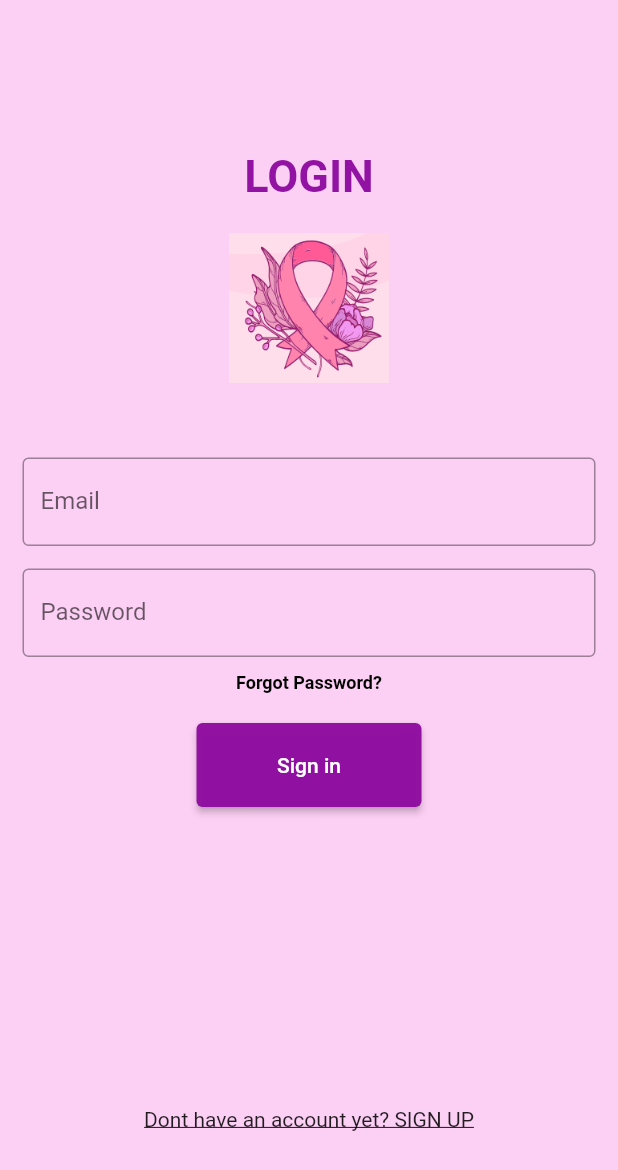
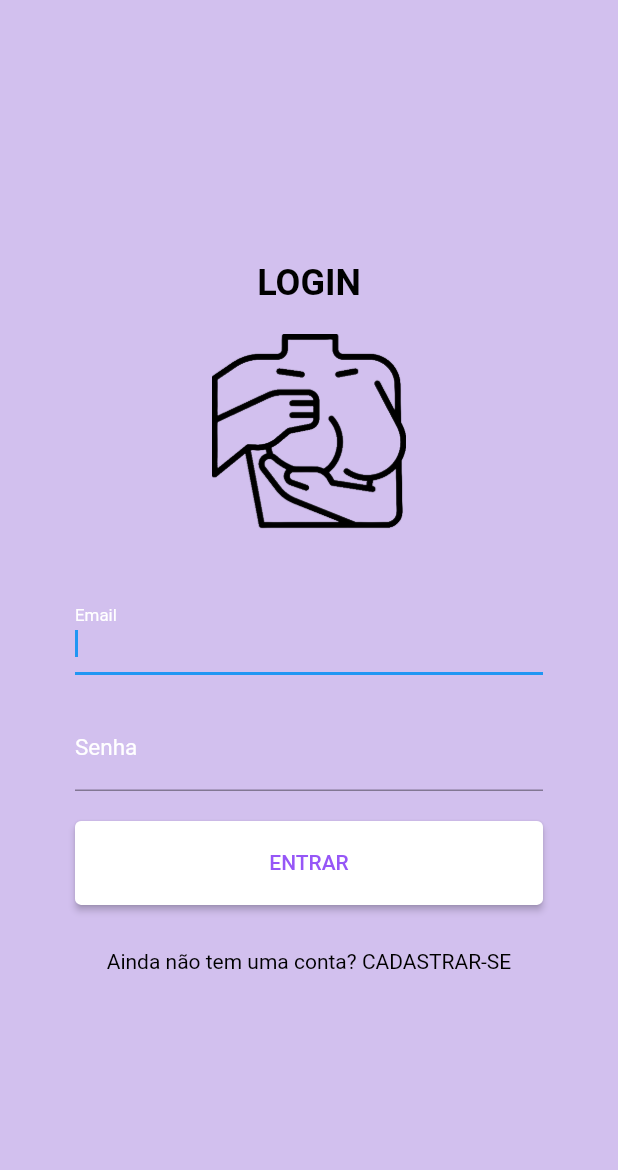
Before and after one commit to andressatlopes/FlutterProject, a Flutter app: the screen it shows after launch, on a phone screen of 412 x 824 dp. Shown: the top 1170 px of the screen. Run offline on Flutter 3.47's test engine with Material 2 defaults, Android fonts, the phone set to English and light mode, and no system bars.

```diff
--- a/lib/main.dart
+++ b/lib/main.dart
@@ -1,9 +1,8 @@
 import 'package:flutter/material.dart';
-import 'menuInicial.dart';
+import 'package:projeto/cadastro.dart';
+//import 'menuInicial.dart';
 
-void main() {
-  runApp(const MyApp());
-}
+void main() => runApp(const MyApp());
 
 class MyApp extends StatelessWidget {
   const MyApp({super.key});
@@ -29,82 +28,52 @@ class _LoginDemoState extends State<LoginDemo> {
   @override
   Widget build(BuildContext context) {
     return Scaffold(
-      backgroundColor: const Color.fromARGB(255, 252, 207, 244),
-      body: SingleChildScrollView(
+        backgroundColor: const Color.fromARGB(255, 210, 192, 238),
+        body: Padding(
+            padding: const EdgeInsets.all(50),
+            child: Center(
               child: Column(
+                  crossAxisAlignment: CrossAxisAlignment.stretch,
+                  mainAxisAlignment: MainAxisAlignment.center,
                   children: <Widget>[
-            const SizedBox(
-              height: 100,
-            ),
                     const Text(
                       'LOGIN',
                       style: TextStyle(
-                  color: Color.fromARGB(247, 143, 12, 160),
-                  fontSize: 30,
-                  fontWeight: FontWeight.bold),
+                        fontSize: 24,
+                        fontWeight: FontWeight.bold,
+                        color: Colors.black,
+                      ),
+                      textAlign: TextAlign.center,
                     ),
                     Padding(
                       padding: const EdgeInsets.only(top: 20.0),
                       child: Center(
                         child: SizedBox(
-                    width: 150,
-                    height: 100,
-                    child: Image.asset('images/simbolo.png')),
+                            width: 250,
+                            height: 130,
+                            child: Image.asset('images/imgLogin.png')),
                       ),
                     ),
-            const SizedBox(
-              height: 50,
-            ),
-            const Padding(
-              //padding: const EdgeInsets.only(left:15.0,right: 15.0,top:0,bottom: 0),
-              padding: EdgeInsets.symmetric(horizontal: 15),
-              child: TextField(
-                decoration: InputDecoration(
-                    border: OutlineInputBorder(),
-                    labelText: 'Email',
-                    hintText: 'Username, Email, PhoneNumber '),
-              ),
-            ),
-            const Padding(
-              padding:
-                  EdgeInsets.only(left: 15.0, right: 15.0, top: 15, bottom: 0),
-              //padding: EdgeInsets.symmetric(horizontal: 15),
-              child: TextField(
-                obscureText: true,
-                decoration: InputDecoration(
-                    border: OutlineInputBorder(),
-                    labelText: 'Password',
-                    hintText: 'Password'),
-              ),
+                    const SizedBox(height: 40),
+                    TextFormField(
+                      autofocus: true,
+                      keyboardType: TextInputType.text,
+                      style: const TextStyle(color: Colors.white, fontSize: 15),
+                      decoration: const InputDecoration(
+                          labelText: "Email",
+                          labelStyle: TextStyle(color: Colors.white)),
                     ),
                     const SizedBox(
-              height: 10,
+                      height: 20,
                     ),
-            // Row(
-            //   mainAxisAlignment: MainAxisAlignment.spaceBetween,
-            //   children: const [
-            //     // outro widget aqui, se houver
-            //     Expanded(
-            //       child: Align(
-            //         alignment: Alignment.centerLeft,
-            //         child: Text(
-            //           'Forgot Password?',
-            //           style: TextStyle(
-            //             color: Colors.black,
-            //             fontSize: 12,
-            //             fontWeight: FontWeight.bold,
-            //           ),
-            //         ),
-            //       ),
-            //     ),
-            //   ],
-            // ),
-            const Text(
-              'Forgot Password?',
-              style: TextStyle(
-                  color: Colors.black,
-                  fontSize: 12,
-                  fontWeight: FontWeight.bold),
+                    TextFormField(
+                      autofocus: true,
+                      obscureText: true,
+                      keyboardType: TextInputType.text,
+                      style: const TextStyle(color: Colors.white, fontSize: 15),
+                      decoration: const InputDecoration(
+                          labelText: "Senha",
+                          labelStyle: TextStyle(color: Colors.white)),
                     ),
                     const SizedBox(
                       height: 20,
@@ -113,29 +82,172 @@ class _LoginDemoState extends State<LoginDemo> {
                       onPressed: () {
                         Navigator.push(
                           context,
-                  MaterialPageRoute(builder: (context) => const Menu()),
+                          MaterialPageRoute(
+                              builder: (context) => const Cadastro()),
                         );
                       },
                       style: ElevatedButton.styleFrom(
+                        foregroundColor:
+                            const Color.fromARGB(255, 150, 86, 247),
+                        backgroundColor: Colors.white,
                         padding: const EdgeInsets.symmetric(
-                    horizontal: 50, vertical: 20), // define o padding
-                minimumSize: const Size(150, 50), // define o tamanho
-                backgroundColor: const Color.fromARGB(247, 143, 12, 160),
+                            horizontal: 50, vertical: 20),
+                        minimumSize:
+                            const Size(150, 50), // define a cor do texto
                       ),
-              child: const Text('Sign in'),
+                      child: const Text('ENTRAR'),
                     ),
                     const SizedBox(
-              height: 200,
+                      height: 30,
                     ),
-            const Text(
-              'Dont have an account yet? SIGN UP',
+                    GestureDetector(
+                      onTap: () {
+                        // Navegue para a tela de cadastro aqui
+                      },
+                      child: const Text(
+                        'Ainda não tem uma conta? CADASTRAR-SE',
                         style: TextStyle(
-                decoration: TextDecoration.underline,
+                          //decoration: TextDecoration.underline,
+                          color: Colors.black,
                         ),
-            )
-          ],
+                        textAlign: TextAlign.center,
                       ),
                     ),
-    );
+                  ]),
+            )));
   }
 }
+
+
+ // body: SingleChildScrollView(
+
+
+      //   child: Column(
+      //     children: <Widget>[
+      //       const SizedBox(
+      //         height: 160,
+      //       ),
+      //       const Text(
+      //         'LOGIN',
+      //         style: TextStyle(
+      //             color: Color.fromARGB(247, 3, 3, 3),
+      //             fontSize: 30,
+      //             fontWeight: FontWeight.bold),
+      //       ),
+      //       Padding(
+      //         padding: const EdgeInsets.only(top: 20.0),
+      //         child: Center(
+      //           child: SizedBox(
+      //               width: 250,
+      //               height: 130,
+      //               child: Image.asset('images/simbolo.png')),
+      //         ),
+      //       ),
+      //       const SizedBox(
+      //         height: 50,
+      //       ),
+      //       TextField(
+      //         decoration: InputDecoration(
+      //           border: OutlineInputBorder(
+      //             borderRadius: BorderRadius.circular(30),
+      //           ),
+      //           labelText: 'Email',
+      //           labelStyle: const TextStyle(
+      //             color: Color.fromARGB(247, 37, 37, 37),
+      //           ),
+      //           filled: true,
+      //           fillColor: Colors.white,
+      //           contentPadding:
+      //               const EdgeInsets.symmetric(vertical: 10, horizontal: 20),
+      //         ),
+      //         style: const TextStyle(fontSize: 16),
+      //       ),
+
+      //       const Padding(
+      //         padding:
+      //             EdgeInsets.only(left: 15.0, right: 15.0, top: 15, bottom: 0),
+      //         //padding: EdgeInsets.symmetric(horizontal: 15),
+      //         child: TextField(
+      //           obscureText: true,
+      //           decoration: InputDecoration(
+      //             border: OutlineInputBorder(),
+      //             labelText: 'Senha',
+      //             labelStyle: TextStyle(
+      //               color: Color.fromARGB(247, 37, 37, 37),
+      //             ),
+      //             filled: true,
+      //             fillColor: Colors.white,
+      //             //hintText: 'Senha'
+      //           ),
+      //         ),
+      //       ),
+      //       const SizedBox(
+      //         height: 30,
+      //       ),
+      //       // Row(
+      //       //   mainAxisAlignment: MainAxisAlignment.spaceBetween,
+      //       //   children: const [
+      //       //     // outro widget aqui, se houver
+      //       //     Expanded(
+      //       //       child: Align(
+      //       //         alignment: Alignment.centerLeft,
+      //       //         child: Text(
+      //       //           'Forgot Password?',
+      //       //           style: TextStyle(
+      //       //             color: Colors.black,
+      //       //             fontSize: 12,
+      //       //             fontWeight: FontWeight.bold,
+      //       //           ),
+      //       //         ),
+      //       //       ),
+      //       //     ),
+      //       //   ],
+      //       // ),
+      //       // const Text(
+      //       //   'Forgot Password?',
+      //       //   style: TextStyle(
+      //       //       color: Colors.black,
+      //       //       fontSize: 12,
+      //       //       fontWeight: FontWeight.bold),
+      //       // ),
+      //       // const SizedBox(
+      //       //   height: 20,
+      //       // ),
+      //       ElevatedButton(
+      //         onPressed: () {
+      //           Navigator.push(
+      //             context,
+      //             MaterialPageRoute(builder: (context) => const Menu()),
+      //           );
+      //         },
+      //         style: ElevatedButton.styleFrom(
+      //           foregroundColor: const Color.fromARGB(255, 203, 181, 235),
+      //           backgroundColor: Colors.white,
+      //           padding:
+      //               const EdgeInsets.symmetric(horizontal: 50, vertical: 20),
+      //           minimumSize: const Size(150, 50), // define a cor do texto
+      //         ),
+      //         child: const Text('ENTRAR'),
+      //       ),
+
+      //       const SizedBox(
+      //         height: 70,
+      //       ),
+      //       GestureDetector(
+      //         onTap: () {
+      //           Navigator.push(
+      //             context,
+      //             MaterialPageRoute(builder: (context) => const Menu()),
+      //           );
+      //         },
+      //         child: const Text(
+      //           'Ainda não tem uma conta? CADASTRAR-SE',
+      //           style: TextStyle(
+      //             decoration: TextDecoration.underline,
+      //             color: Colors.black,
+      //           ),
+      //         ),
+      //       ),
+      //     ],
+      //   ),
+      // ),
--- a/pubspec.yaml
+++ b/pubspec.yaml
@@ -57,9 +57,13 @@ flutter:
   uses-material-design: true
   assets:
     - images/simbolo.png
+    - images/img1.png
     - images/paciente.png
     - images/forum.png
-    - images/dicas.png
+    - images/imagem1.png
+    - images/imgLogin.png
+    - images/flor.png
+    - images/imgCadastro.png
 
   # To add assets to your application, add an assets section, like this:
   # assets:
```
Also changed, not shown: lib/cadastro.dart (added, +129 -0 lines), lib/menuInicial.dart (+27 -18 lines), images/dicas.png (deleted), images/flor.png (added), images/forum.png, images/img1.png (added), images/imgCadastro.png (added), images/imgLogin.png (added), images/paciente.png, images/simbolo.png, lib/cadastro2.dart (added), 1 other file. Lines whose indentation alone changed are shown as unchanged.
